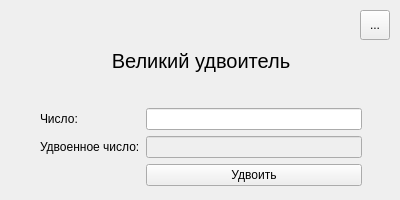
Qt form client/rabbitmq_client/ui/main_window.ui (mshnschnko/rabbitmq-broker) before a commit.
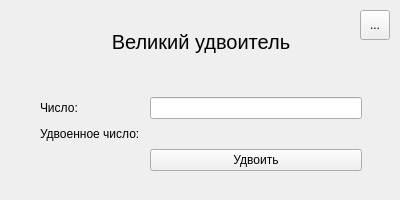
The same form after that commit. Icons and pictures are not drawn.

Patch:
```diff
--- a/client/rabbitmq_client/ui/main_window.ui
+++ b/client/rabbitmq_client/ui/main_window.ui
@@ -18,23 +18,29 @@
     <property name="geometry">
      <rect>
       <x>40</x>
-      <y>20</y>
+      <y>30</y>
       <width>322</width>
-      <height>166</height>
+      <height>141</height>
      </rect>
     </property>
     <layout class="QGridLayout" name="layout">
-     <item row="1" column="1">
-      <widget class="QLineEdit" name="number_line_edit"/>
-     </item>
-     <item row="3" column="1">
+     <property name="bottomMargin">
+      <number>0</number>
+     </property>
+     <property name="horizontalSpacing">
+      <number>10</number>
+     </property>
+     <property name="verticalSpacing">
+      <number>8</number>
+     </property>
+     <item row="4" column="1">
       <widget class="QPushButton" name="multiply_btn">
        <property name="text">
         <string>Удвоить</string>
        </property>
       </widget>
      </item>
-     <item row="1" column="0">
+     <item row="2" column="0">
       <widget class="QLabel" name="number_label">
        <property name="text">
         <string>Число:</string>
@@ -44,7 +50,7 @@
        </property>
       </widget>
      </item>
-     <item row="2" column="0">
+     <item row="3" column="0">
       <widget class="QLabel" name="miltiplied_label">
        <property name="text">
         <string>Удвоенное число:</string>
@@ -54,6 +60,19 @@
        </property>
       </widget>
      </item>
+     <item row="2" column="1">
+      <widget class="QLineEdit" name="number_line_edit"/>
+     </item>
+     <item row="3" column="1">
+      <widget class="QLabel" name="multiplied_number_label">
+       <property name="text">
+        <string/>
+       </property>
+       <property name="alignment">
+        <set>Qt::AlignLeading|Qt::AlignLeft|Qt::AlignVCenter</set>
+       </property>
+      </widget>
+     </item>
      <item row="0" column="0" colspan="2">
       <widget class="QLabel" name="name_label">
        <property name="font">
@@ -71,12 +90,18 @@
        </property>
       </widget>
      </item>
-     <item row="2" column="1">
-      <widget class="QLineEdit" name="miltiplied_line_edit">
-       <property name="enabled">
-        <bool>false</bool>
+     <item row="1" column="0" colspan="2">
+      <spacer name="verticalSpacer">
+       <property name="orientation">
+        <enum>Qt::Vertical</enum>
        </property>
-      </widget>
+       <property name="sizeHint" stdset="0">
+        <size>
+         <width>20</width>
+         <height>40</height>
+        </size>
+       </property>
+      </spacer>
      </item>
     </layout>
    </widget>
```
